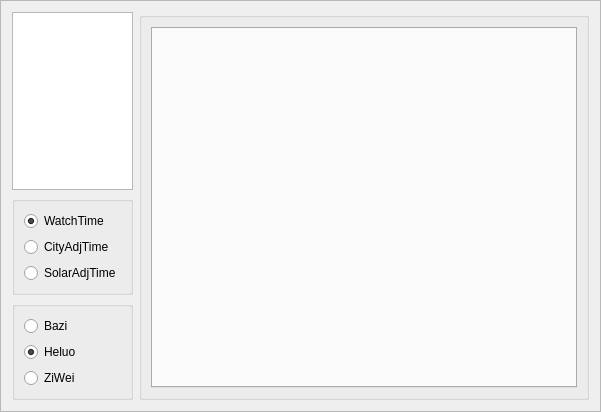
thuleqaid/paipan, file UI/paipanframe.ui: the form before one commit.
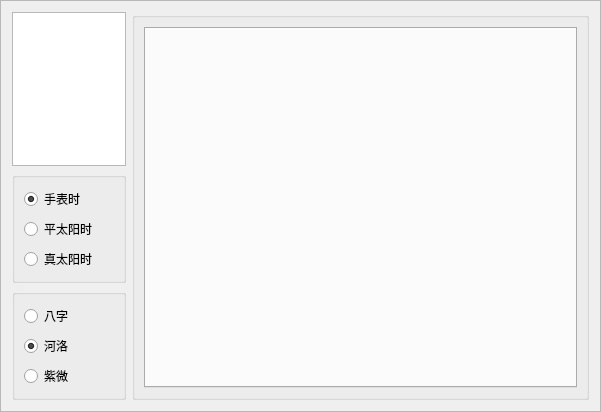
The form after the commit.

```diff
--- a/UI/paipanframe.ui
+++ b/UI/paipanframe.ui
@@ -73,7 +73,7 @@
       <item>
        <widget class="QRadioButton" name="radio_time1">
         <property name="text">
-         <string>WatchTime</string>
+         <string>手表时</string>
         </property>
         <property name="checked">
          <bool>true</bool>
@@ -83,14 +83,14 @@
       <item>
        <widget class="QRadioButton" name="radio_time2">
         <property name="text">
-         <string>CityAdjTime</string>
+         <string>平太阳时</string>
         </property>
        </widget>
       </item>
       <item>
        <widget class="QRadioButton" name="radio_time3">
         <property name="text">
-         <string>SolarAdjTime</string>
+         <string>真太阳时</string>
         </property>
        </widget>
       </item>
@@ -112,14 +112,14 @@
       <item>
        <widget class="QRadioButton" name="radio_modeb">
         <property name="text">
-         <string>Bazi</string>
+         <string>八字</string>
         </property>
        </widget>
       </item>
       <item>
        <widget class="QRadioButton" name="radio_modeh">
         <property name="text">
-         <string>Heluo</string>
+         <string>河洛</string>
         </property>
         <property name="checked">
          <bool>true</bool>
@@ -129,7 +129,7 @@
       <item>
        <widget class="QRadioButton" name="radio_modez">
         <property name="text">
-         <string>ZiWei</string>
+         <string>紫微</string>
         </property>
        </widget>
       </item>
```
